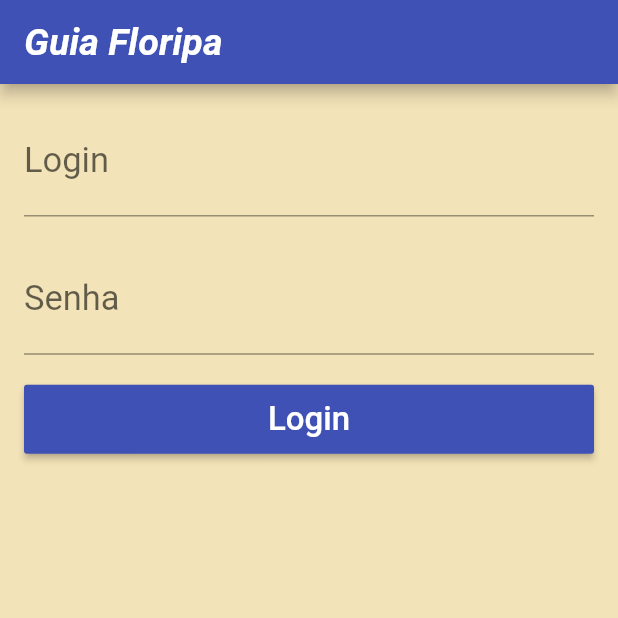
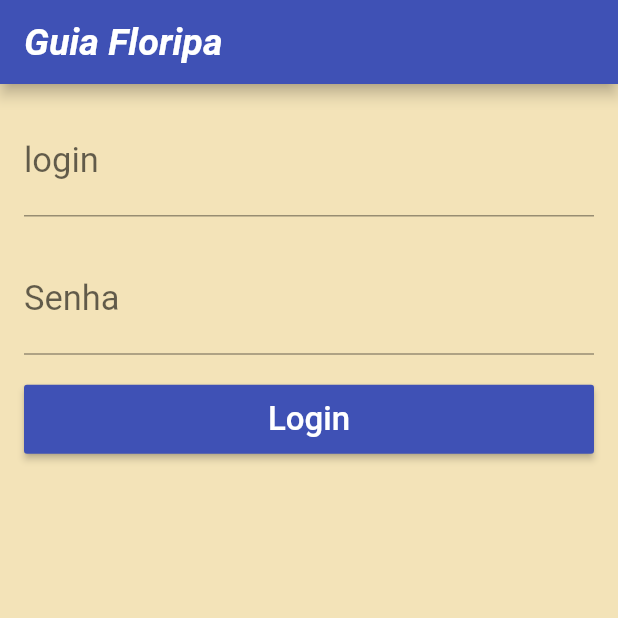
Before and after one commit to carlosfilhou/car-guide, a Flutter app: the screen it shows after launch, on a phone screen of 412 x 824 dp, the top half of it. Run offline on Flutter 3.47's test engine with Material 2 defaults, Android fonts, the light colour scheme and no system bars; Roboto replaces fonts that are missing (georgia).

Commit message:
login-method

```diff
--- a/lib/login_page.dart
+++ b/lib/login_page.dart
@@ -32,38 +32,23 @@ class LoginPage extends StatelessWidget {
       padding: EdgeInsets.all(16),
       child: ListView(
         children: [
-          TextFormField(
-            style: TextStyle(
-              fontSize: 23,
+          _textForm('login', 'Digite seu login'),
+          SizedBox(height: 20),
+          _textForm('Senha', 'Digite sua senha', password: true),
+          SizedBox(height: 20),
+          _button('Login')
+        ],
       ),
-            decoration: InputDecoration(
-              labelText: 'Login',
-              hintText: 'Digite seu login',
-              hintStyle: TextStyle(
-                fontSize: 16,
-              ),
-            ),
-          ),
-          SizedBox(height: 20),
-          TextFormField(
-            style: TextStyle(
-              fontSize: 23,
-            ),
-            decoration: InputDecoration(
-              labelText: 'Senha',
-              hintText: 'Digite sua senha',
-              hintStyle: TextStyle(
-                fontSize: 16,
-              ),
-            ),
-          ),
-          SizedBox(height: 20),
-          Container(
+    );
+  }
+
+  _button(String text) {
+    return Container(
       height: 46,
       child: RaisedButton(
         color: Colors.indigo,
         child: Text(
-                'Login',
+          text,
           style: TextStyle(
             color: Colors.white,
             fontSize: 22,
@@ -71,8 +56,21 @@ class LoginPage extends StatelessWidget {
         ),
         onPressed: () {},
       ),
-          )
-        ],
+    );
+  }
+
+  _textForm(String label, String hint, {bool password = false}) {
+    return TextFormField(
+      obscureText: password,
+      style: TextStyle(
+        fontSize: 23,
+      ),
+      decoration: InputDecoration(
+        labelText: label,
+        hintText: hint,
+        hintStyle: TextStyle(
+          fontSize: 16,
+        ),
       ),
     );
   }
```
Lines whose indentation alone changed are shown as unchanged.
